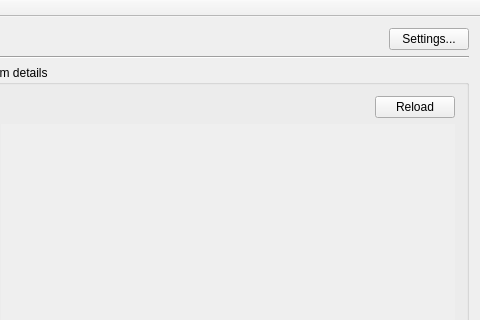
Above: mainwindow.ui from Tofee/artefetcher before the change; both pictures show x 512 to 992 and y 0 to 320 of the 992 by 625 pixel window. Below: the same form after it.
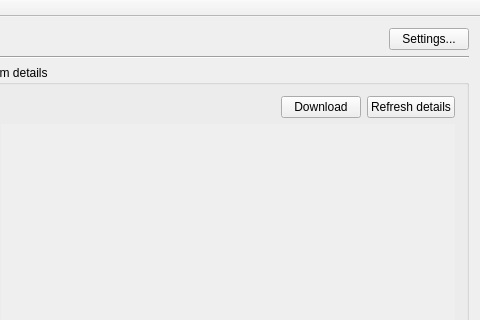
That is the form after the change. Icons and pictures are not drawn.

Commit message: Ajout d'un bouton télécharger dans la partie du film

What changed in the file:
```diff
--- a/mainwindow.ui
+++ b/mainwindow.ui
@@ -139,10 +139,17 @@
              </property>
             </spacer>
            </item>
+           <item>
+            <widget class="QPushButton" name="downloadButton">
+             <property name="text">
+              <string>Download</string>
+             </property>
+            </widget>
+           </item>
            <item>
             <widget class="QPushButton" name="reloadFilmButton">
              <property name="text">
-              <string>Reload</string>
+              <string>Refresh details</string>
              </property>
             </widget>
            </item>
```
The commit also changes 4 other files.
